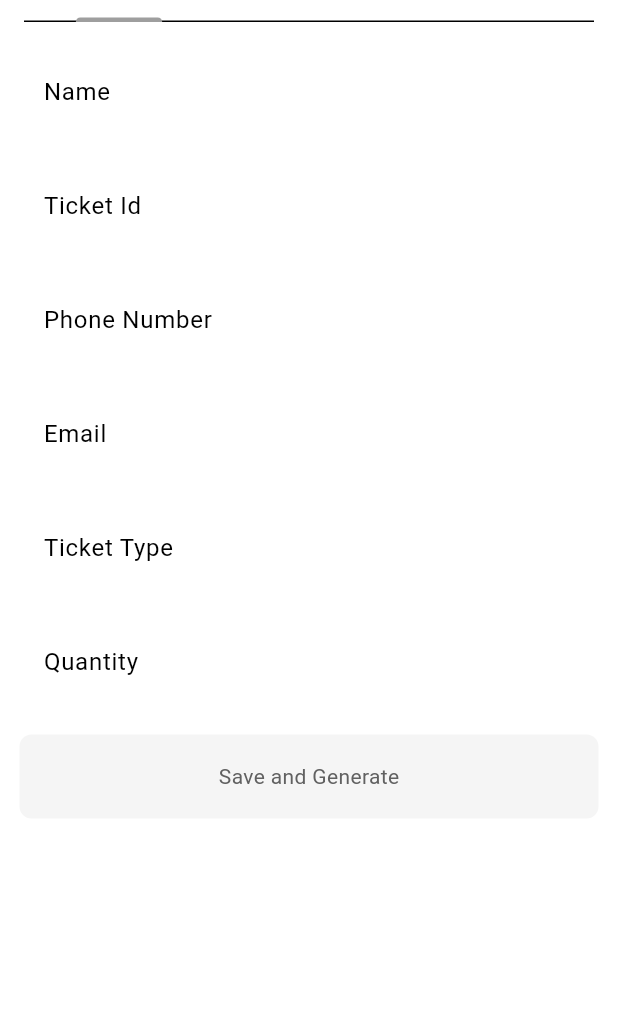
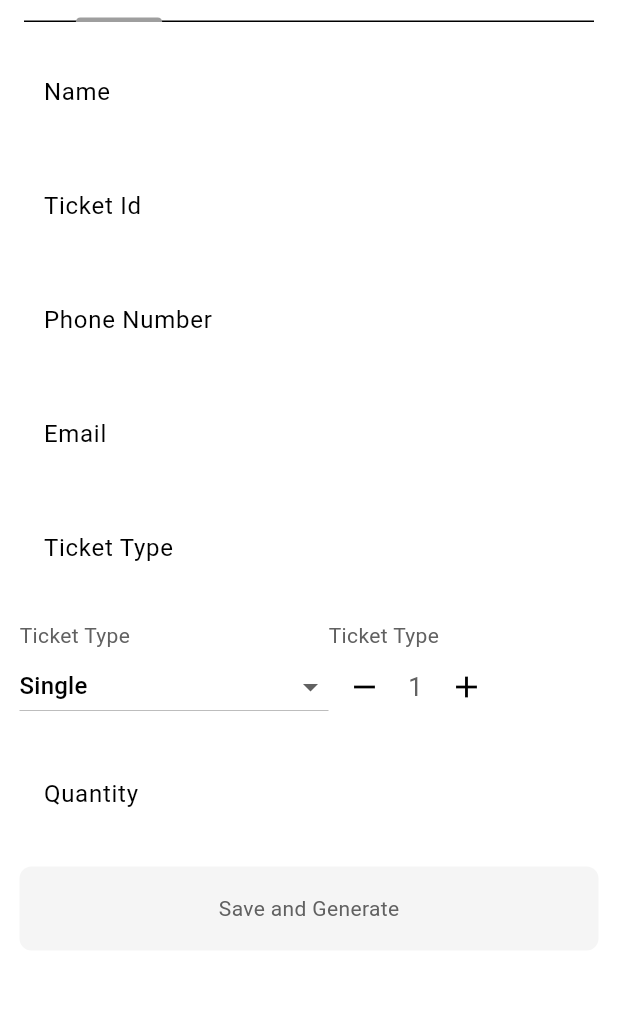
Before and after one commit to ShadrackOngera/empire_ent, a Flutter app: the screen it shows after launch, on a phone screen of 412 x 824 dp, the part 56-1065 px from its top. Run offline on Flutter 3.47's test engine with Material 3 defaults, Android fonts, the phone set to English and light mode, and no system bars; our stand-ins replace cloud_firestore, firebase_core, get, pdf, qr_flutter, share_plus; missing offline and left inert: file_saver; accounts and stored records are empty.

Commit message:
quantity selector

```diff
--- a/lib/database/database.dart
+++ b/lib/database/database.dart
@@ -1,15 +1,14 @@
 import 'package:cloud_firestore/cloud_firestore.dart';
 import 'package:empire_ent/utils/widget_helper.dart';
-import 'package:flutter/material.dart';
 import 'package:get/get.dart';
 
 class DatabaseController extends GetxController {
   Rx<String> currentName = ''.obs;
   Rx<String> currentEmail = ''.obs;
-  Rx<String> currentTicketType = ''.obs;
+  Rx<String> currentTicketType = 'Single'.obs;
   Rx<String> currentPhoneNumber = ''.obs;
   Rx<String> currentTicketId = ''.obs;
-  Rx<String> currentQuantity = ''.obs;
+  Rx<int> currentQuantity = 1.obs;
   CollectionReference users = FirebaseFirestore.instance.collection('users');
   CollectionReference tickets =
       FirebaseFirestore.instance.collection('tickets');
@@ -53,8 +52,8 @@ class DatabaseController extends GetxController {
           'Ticket Id': ticketId,
           'Phone Number': phoneNumber,
           'Email': email,
-          'Ticket Type': ticketType,
-          'Quantity': quantity,
+          'Ticket Type': currentTicketType.value,
+          'Quantity': currentQuantity.value,
           'Attended': false,
         });
       }
--- a/lib/pages/generate_tab.dart
+++ b/lib/pages/generate_tab.dart
@@ -2,6 +2,7 @@ import 'package:empire_ent/database/database.dart';
 import 'package:empire_ent/widgets/primary_button.dart';
 import 'package:empire_ent/widgets/primary_text.dart';
 import 'package:empire_ent/widgets/primary_text_field.dart';
+import 'package:empire_ent/widgets/quantity_selector.dart';
 import 'package:flutter/material.dart';
 import 'package:get/get.dart';
 import 'dart:io';
@@ -79,7 +80,7 @@ class _GenerateTabState extends State<GenerateTab> {
     databaseController.currentName.value = nameController.text;
     databaseController.currentEmail.value = emailController.text;
     databaseController.currentPhoneNumber.value = phoneNumberController.text;
-    databaseController.currentQuantity.value = quantityController.text;
+    // databaseController.currentQuantity.value = quantityController.text;
     databaseController.currentTicketType.value = ticketTypeController.text;
     if (saveDetailsKey.currentState!.validate()) {
       DatabaseController()
@@ -109,12 +110,20 @@ class _GenerateTabState extends State<GenerateTab> {
     });
   }
 
+  List<String> list = <String>[
+    'Single',
+    'Group',
+    'Couple',
+    'VIP',
+  ];
+  String dropdownValue = 'Single';
+
   @override
   Widget build(BuildContext context) {
     return isLoading
-        ? CircularProgressIndicator()
+        ? const CircularProgressIndicator()
         : SingleChildScrollView(
-            padding: EdgeInsets.symmetric(horizontal: 13, vertical: 15),
+            padding: const EdgeInsets.symmetric(horizontal: 13, vertical: 15),
             child: Form(
               key: saveDetailsKey,
               child: Column(
@@ -160,6 +169,53 @@ class _GenerateTabState extends State<GenerateTab> {
                     obsecureText: false,
                     controller: ticketTypeController,
                     hintText: 'Email',
+                  ),
+                  const SizedBox(
+                    height: 20,
+                  ),
+                  Row(
+                    children: [
+                      SizedBox(
+                        width: MediaQuery.of(context).size.width * .5,
+                        child: Column(
+                          crossAxisAlignment: CrossAxisAlignment.start,
+                          children: [
+                            PrimaryText(
+                              text: 'Ticket Type',
+                              color:
+                                  Theme.of(context).colorScheme.inversePrimary,
+                            ),
+                            DropdownButton<String>(
+                              value: databaseController.currentTicketType.value,
+                              isExpanded: true,
+                              onChanged: (String? value) {
+                                databaseController.currentTicketType.value =
+                                    value!;
+                              },
+                              items: list.map<DropdownMenuItem<String>>(
+                                  (String value) {
+                                return DropdownMenuItem<String>(
+                                  value: value,
+                                  child: Text(value),
+                                );
+                              }).toList(),
+                            ),
+                          ],
+                        ),
+                      ),
+                      Column(
+                        crossAxisAlignment: CrossAxisAlignment.start,
+                        children: [
+                          PrimaryText(
+                            text: 'Ticket Type',
+                            color: Theme.of(context).colorScheme.inversePrimary,
+                          ),
+                          QuantitySelector(onChanged: (value) {
+                            databaseController.currentQuantity.value = value;
+                          }),
+                        ],
+                      ),
+                    ],
                   ),
                   const SizedBox(
                     height: 20,
--- a/lib/pages/scan_tab.dart
+++ b/lib/pages/scan_tab.dart
@@ -16,6 +16,7 @@ class _ScanTabState extends State<ScanTab> {
   @override
   Widget build(BuildContext context) {
     return SingleChildScrollView(
+      padding: const EdgeInsets.symmetric(horizontal: 13, vertical: 20),
       child: Column(
         mainAxisAlignment: MainAxisAlignment.center,
         children: [
@@ -23,7 +24,7 @@ class _ScanTabState extends State<ScanTab> {
               controller: _ticketNumberController,
               obsecureText: false,
               label: 'Ticket Number'),
-          SizedBox(height: 20),
+          const SizedBox(height: 20),
           ElevatedButton(
             onPressed: () async {
               try {
--- /dev/null
+++ b/lib/widgets/quantity_selector.dart
@@ -0,0 +1,93 @@
+import 'package:empire_ent/widgets/primary_text.dart';
+import 'package:flutter/material.dart';
+
+class QuantitySelector extends StatefulWidget {
+  final int initialValue;
+  final int minValue;
+  final int maxValue;
+  final ValueChanged<int> onChanged;
+
+  const QuantitySelector({
+    super.key,
+    this.initialValue = 1,
+    this.minValue = 1,
+    this.maxValue = 10,
+    required this.onChanged,
+  });
+
+  @override
+  _QuantitySelectorState createState() => _QuantitySelectorState();
+}
+
+class _QuantitySelectorState extends State<QuantitySelector> {
+  int _quantity = 1;
+
+  @override
+  void initState() {
+    super.initState();
+    _quantity = widget.initialValue;
+  }
+
+  @override
+  Widget build(BuildContext context) {
+    return Row(
+
+      mainAxisAlignment: MainAxisAlignment.spaceBetween,
+      mainAxisSize: MainAxisSize.min,
+      children: <Widget>[
+        IconButton(
+          icon: Icon(Icons.remove),
+          onPressed: () {
+            setState(() {
+              if (_quantity > widget.minValue) {
+                _quantity--;
+                widget.onChanged(_quantity);
+              }
+            });
+          },
+        ),
+        SizedBox(
+          width: 20,
+          child: Center(
+            child: PrimaryText(
+              text: '$_quantity',
+              color: Theme.of(context).colorScheme.inversePrimary,
+              fontSize: 17,
+            ),
+          ),
+        ),
+        IconButton(
+          icon: Icon(Icons.add),
+          onPressed: () {
+            setState(() {
+              if (_quantity < widget.maxValue) {
+                _quantity++;
+                widget.onChanged(_quantity);
+              }
+            });
+          },
+        ),
+      ],
+    );
+  }
+}
+
+void main() {
+  runApp(MaterialApp(
+    home: Scaffold(
+      appBar: AppBar(
+        title: Text('Quantity Selector Example'),
+      ),
+      body: Center(
+        child: QuantitySelector(
+          initialValue: 1,
+          minValue: 1,
+          maxValue: 10,
+          onChanged: (value) {
+            print('Selected quantity: $value');
+          },
+        ),
+      ),
+    ),
+  ));
+}
```
Also changed, not shown: lib/widgets/primary_dropdown.dart (added, +10 -0 lines).
